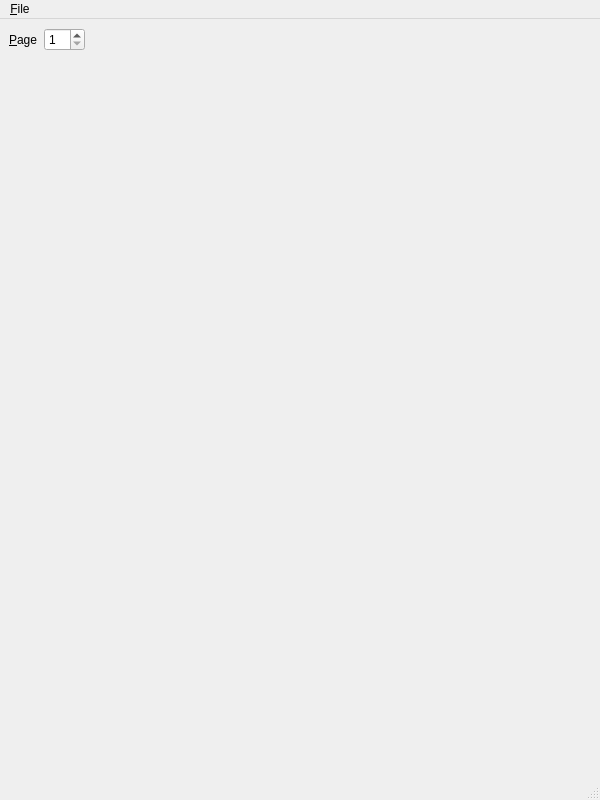
The window that UI/biblioteq_pdfreader.ui (textbrowser/biblioteq) describes before a commit, drawn with Qt 5.
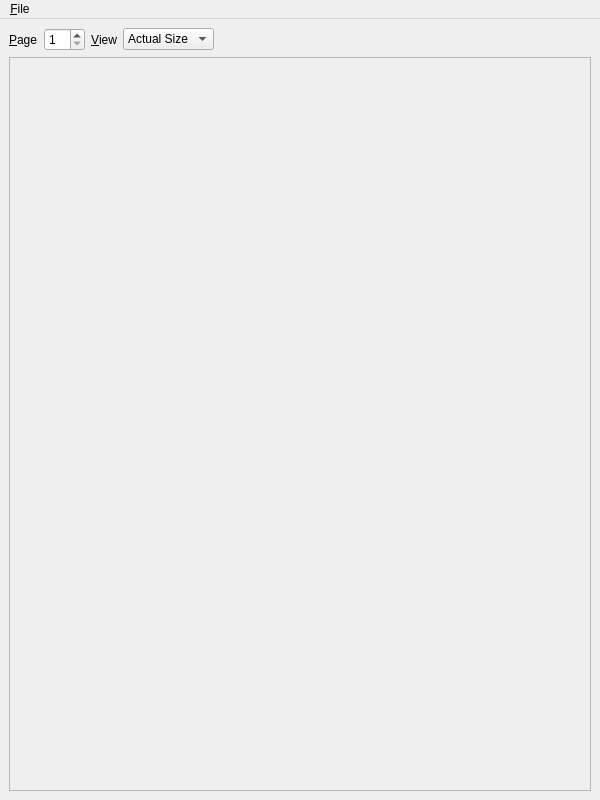
The same window after the commit. Icons and pictures are not drawn.

Commit message: Removed status bars. Two pages on PDF viewers.

Patch:
```diff
--- a/UI/biblioteq_pdfreader.ui
+++ b/UI/biblioteq_pdfreader.ui
@@ -38,6 +38,33 @@
         </property>
        </widget>
       </item>
+      <item>
+       <widget class="QLabel" name="label_3">
+        <property name="text">
+         <string>&amp;View</string>
+        </property>
+        <property name="buddy">
+         <cstring>view_size</cstring>
+        </property>
+       </widget>
+      </item>
+      <item>
+       <widget class="QComboBox" name="view_size">
+        <property name="sizeAdjustPolicy">
+         <enum>QComboBox::AdjustToContents</enum>
+        </property>
+        <item>
+         <property name="text">
+          <string>Actual Size</string>
+         </property>
+        </item>
+        <item>
+         <property name="text">
+          <string>Best Fit</string>
+         </property>
+        </item>
+       </widget>
+      </item>
       <item>
        <spacer name="horizontalSpacer">
         <property name="orientation">
@@ -56,7 +83,10 @@
     <item>
      <widget class="QScrollArea" name="scrollArea">
       <property name="frameShape">
-       <enum>QFrame::NoFrame</enum>
+       <enum>QFrame::StyledPanel</enum>
+      </property>
+      <property name="frameShadow">
+       <enum>QFrame::Raised</enum>
       </property>
       <property name="widgetResizable">
        <bool>true</bool>
@@ -66,11 +96,26 @@
         <rect>
          <x>0</x>
          <y>0</y>
-         <width>582</width>
-         <height>716</height>
+         <width>578</width>
+         <height>731</height>
         </rect>
        </property>
-       <layout class="QVBoxLayout" name="verticalLayout">
+       <layout class="QHBoxLayout" name="horizontalLayout_2">
+        <property name="spacing">
+         <number>1</number>
+        </property>
+        <property name="leftMargin">
+         <number>0</number>
+        </property>
+        <property name="topMargin">
+         <number>0</number>
+        </property>
+        <property name="rightMargin">
+         <number>0</number>
+        </property>
+        <property name="bottomMargin">
+         <number>0</number>
+        </property>
         <item>
          <widget class="QLabel" name="label">
           <property name="alignment">
@@ -84,7 +129,6 @@
     </item>
    </layout>
   </widget>
-  <widget class="QStatusBar" name="statusbar"/>
   <widget class="QMenuBar" name="menuBar">
    <property name="geometry">
     <rect>
```
Left out of the diff: 16 changed lines with no effect on the pictures. The commit also changes 8 other files.
